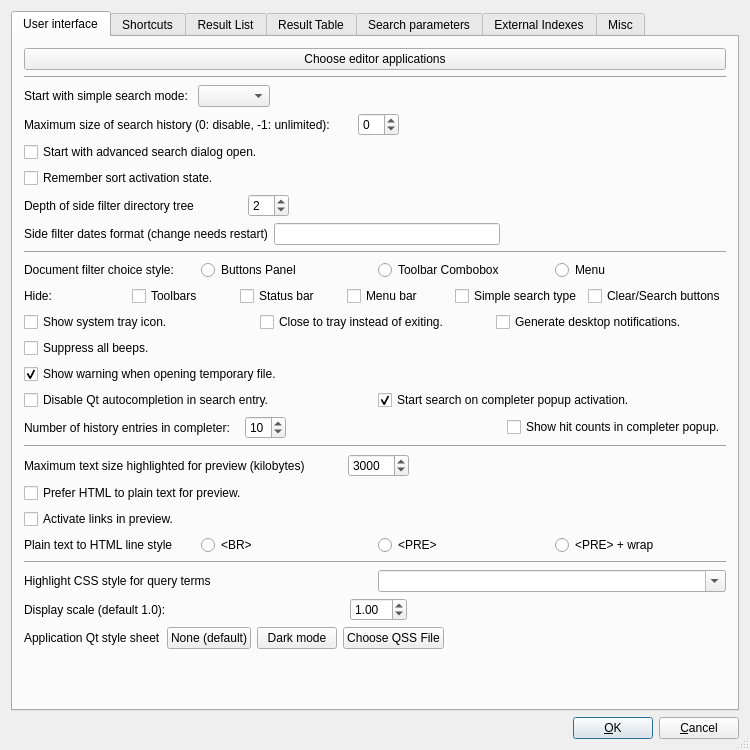
Before: the Qt Designer form src/qtgui/uiprefs.ui in alberti42/recoll-macos, drawn with Qt 5.
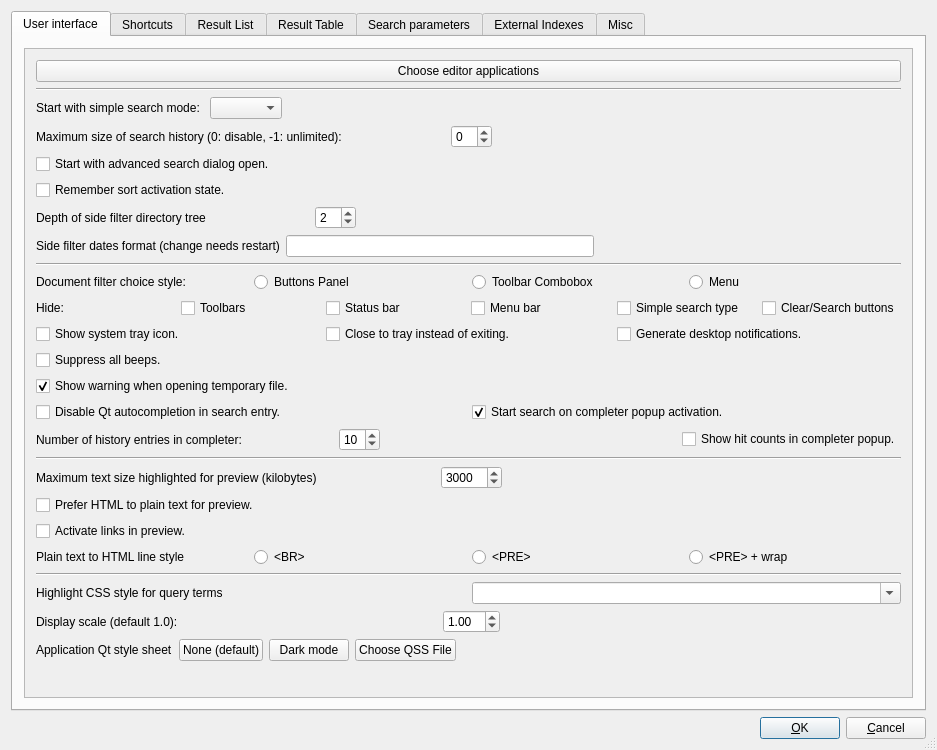
After: the same form once the commit is applied.

Commit message: GUI: insert "User interface" tab widget into QScrollArea to accomodate smaller displays. Closes issue #243

Patch:
```diff
--- a/src/qtgui/uiprefs.ui
+++ b/src/qtgui/uiprefs.ui
@@ -6,7 +6,7 @@
    <rect>
     <x>0</x>
     <y>0</y>
-    <width>750</width>
+    <width>937</width>
     <height>750</height>
    </rect>
   </property>
@@ -26,6 +26,21 @@
       <attribute name="title">
        <string>User interface</string>
       </attribute>
+      <layout class="QVBoxLayout" name="verticalLayout_3">
+       <item>
+        <widget class="QScrollArea" name="scrollArea">
+         <property name="widgetResizable">
+          <bool>true</bool>
+         </property>
+         <widget class="QWidget" name="scrollAreaWidgetContents">
+          <property name="geometry">
+           <rect>
+            <x>0</x>
+            <y>0</y>
+            <width>881</width>
+            <height>760</height>
+           </rect>
+          </property>
       <layout class="QVBoxLayout">
        <item>
         <widget class="QPushButton" name="viewActionPB">
@@ -769,6 +784,10 @@
           </size>
          </property>
         </spacer>
+           </item>
+          </layout>
+         </widget>
+        </widget>
        </item>
       </layout>
      </widget>
```
Lines whose indentation alone changed are shown as unchanged.
